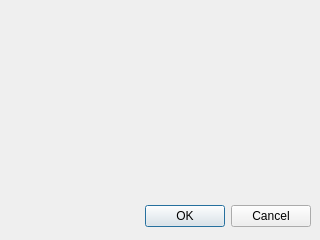
Before: the Qt Designer form TIiK/DataCompression/helpform.ui in Eridor/Semestr-7, drawn with Qt 5.
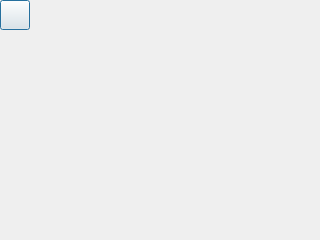
After: the same form once the commit is applied. Icons and pictures are not drawn.

The edit to the form file:
```diff
--- a/TIiK/DataCompression/helpform.ui
+++ b/TIiK/DataCompression/helpform.ui
@@ -12,20 +12,27 @@
   <property name="windowTitle">
    <string>Dialog</string>
   </property>
-  <widget class="QDialogButtonBox" name="buttonBox">
+  <widget class="QPushButton" name="pushButton_Exit">
    <property name="geometry">
     <rect>
-     <x>10</x>
-     <y>200</y>
-     <width>301</width>
-     <height>32</height>
+     <x>0</x>
+     <y>0</y>
+     <width>30</width>
+     <height>30</height>
     </rect>
    </property>
-   <property name="orientation">
-    <enum>Qt::Horizontal</enum>
+   <property name="text">
+    <string/>
    </property>
-   <property name="standardButtons">
-    <set>QDialogButtonBox::Cancel|QDialogButtonBox::Ok</set>
+   <property name="icon">
+    <iconset resource="resource.qrc">
+     <normaloff>:/graph/opened33.png</normaloff>:/graph/opened33.png</iconset>
+   </property>
+   <property name="iconSize">
+    <size>
+     <width>24</width>
+     <height>24</height>
+    </size>
    </property>
   </widget>
  </widget>
```
Left out of the diff: 40 changed lines with no effect on the pictures.
